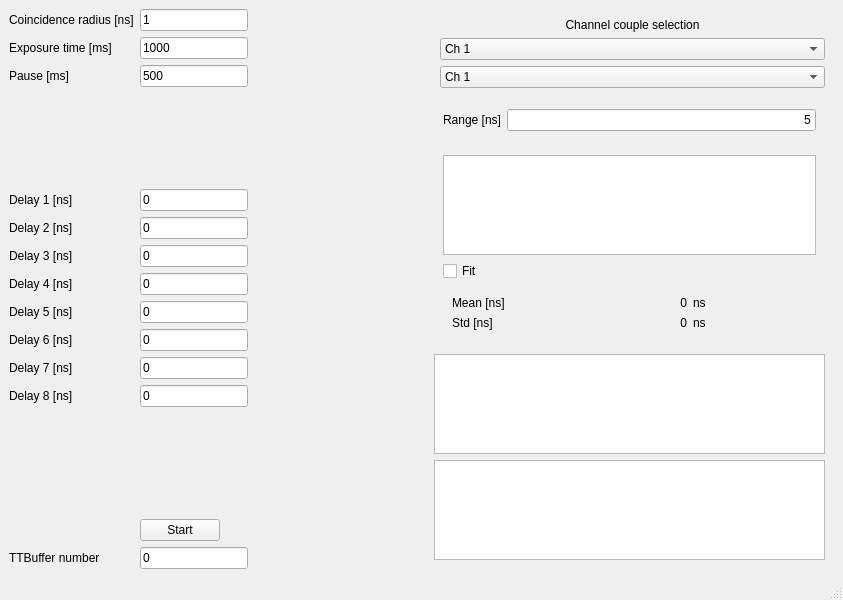
qLuxor/pylabtools, file channels.ui: the form before one commit.
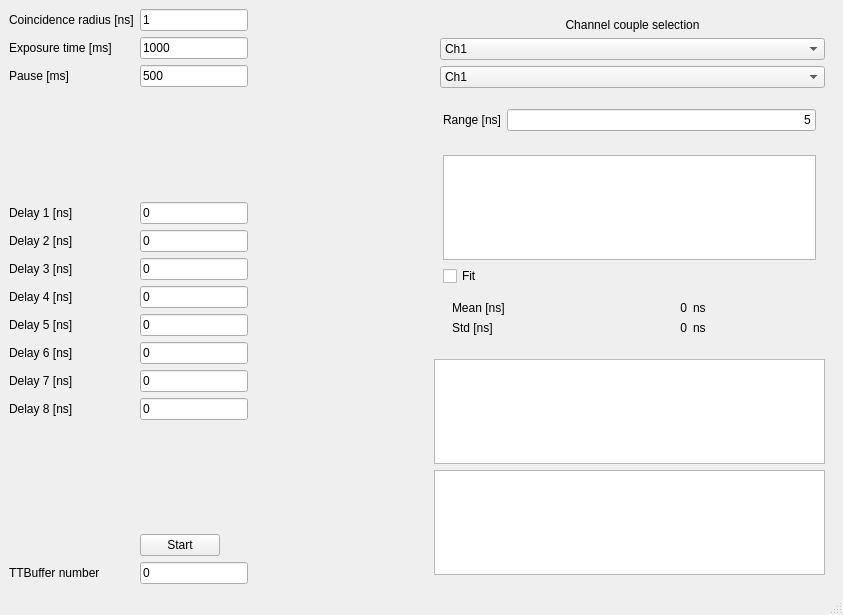
The form after the commit. Custom widgets are drawn as their Qt base class.

Commit message: Fix bugs in channel program

Diff of the .ui file:
```diff
--- a/channels.ui
+++ b/channels.ui
@@ -7,7 +7,7 @@
     <x>0</x>
     <y>0</y>
     <width>843</width>
-    <height>600</height>
+    <height>615</height>
    </rect>
   </property>
   <property name="windowTitle">
@@ -357,7 +357,7 @@
           <widget class="QComboBox" name="ch_A">
            <item>
             <property name="text">
-             <string>Ch 1</string>
+             <string>Ch1</string>
             </property>
            </item>
            <item>
@@ -399,12 +399,12 @@
          </item>
          <item row="3" column="1">
           <widget class="QComboBox" name="ch_B">
-           <property name="currentText">
-            <string>Ch 2</string>
+           <property name="currentText" stdset="0">
+            <string>Ch1</string>
            </property>
            <item>
             <property name="text">
-             <string>Ch 1</string>
+             <string>Ch1</string>
             </property>
            </item>
            <item>
```
Left out of the diff: 30 changed lines with no effect on the pictures. The commit also changes 1 other file.
